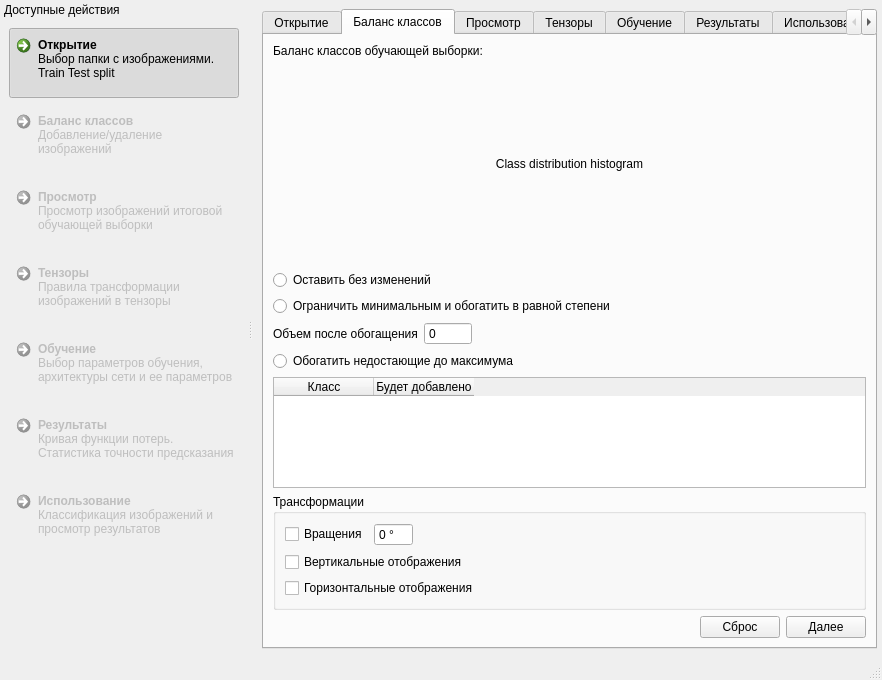
First picture: the form in qt_cpp_project/mainwindow.ui, repository gurmaaan/MedNN, before the edit.
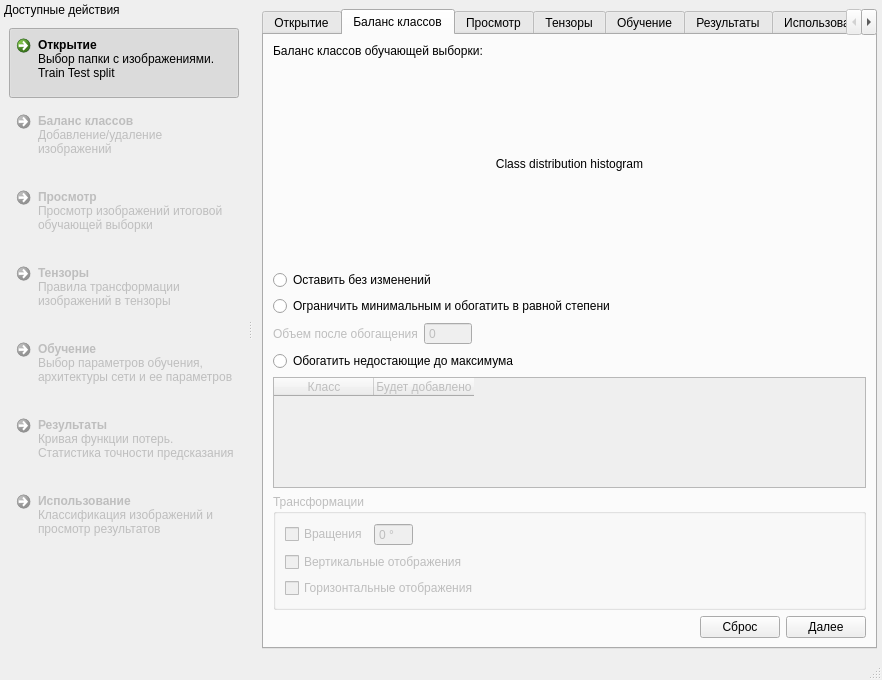
Second picture: the form after the edit. Icons and pictures are not drawn.

Diff of the .ui file:
```diff
--- a/qt_cpp_project/mainwindow.ui
+++ b/qt_cpp_project/mainwindow.ui
@@ -604,6 +604,9 @@
          <layout class="QHBoxLayout" name="horizontalLayout_10">
           <item>
            <widget class="QLabel" name="t1_lbl_enrichMin">
+            <property name="enabled">
+             <bool>false</bool>
+            </property>
             <property name="text">
              <string>Объем после обогащения</string>
             </property>
@@ -611,6 +614,9 @@
           </item>
           <item>
            <widget class="QSpinBox" name="t1_sb_enrichMin">
+            <property name="enabled">
+             <bool>false</bool>
+            </property>
             <property name="buttonSymbols">
              <enum>QAbstractSpinBox::NoButtons</enum>
             </property>
@@ -646,6 +652,15 @@
         </item>
         <item>
          <widget class="QTableWidget" name="t1_table_enrichMax">
+          <property name="enabled">
+           <bool>false</bool>
+          </property>
+          <property name="sizePolicy">
+           <sizepolicy hsizetype="Expanding" vsizetype="Maximum">
+            <horstretch>0</horstretch>
+            <verstretch>0</verstretch>
+           </sizepolicy>
+          </property>
           <column>
            <property name="text">
             <string>Класс</string>
@@ -660,6 +675,15 @@
         </item>
         <item>
          <widget class="QGroupBox" name="t1_gb_trans">
+          <property name="enabled">
+           <bool>false</bool>
+          </property>
+          <property name="sizePolicy">
+           <sizepolicy hsizetype="Preferred" vsizetype="Maximum">
+            <horstretch>0</horstretch>
+            <verstretch>0</verstretch>
+           </sizepolicy>
+          </property>
           <property name="title">
            <string>Трансформации</string>
           </property>
```
Left out of the diff: 229 changed lines with no effect on the pictures.
